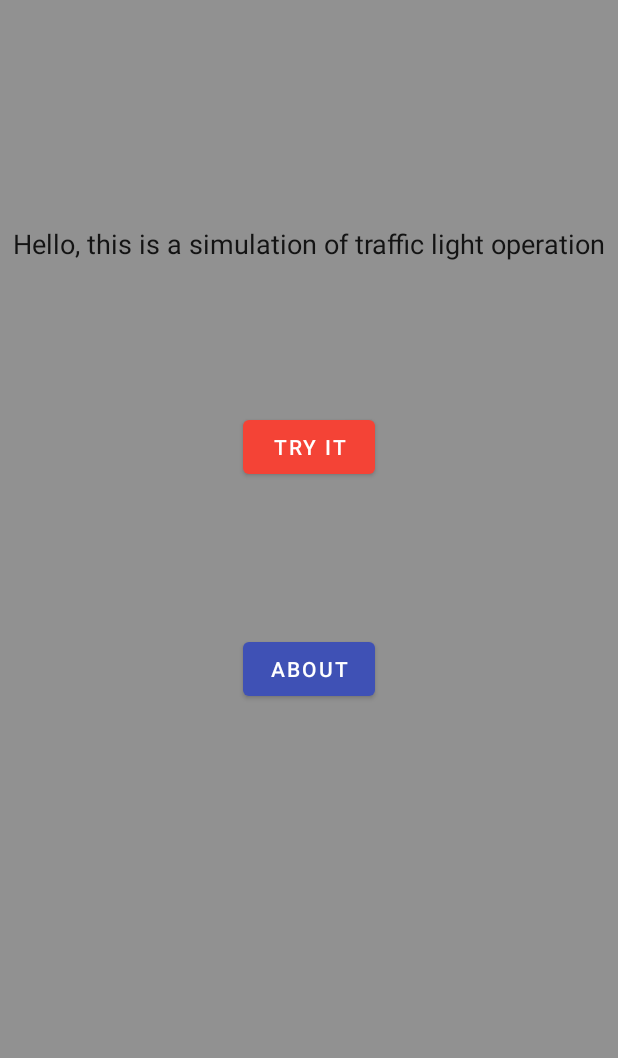
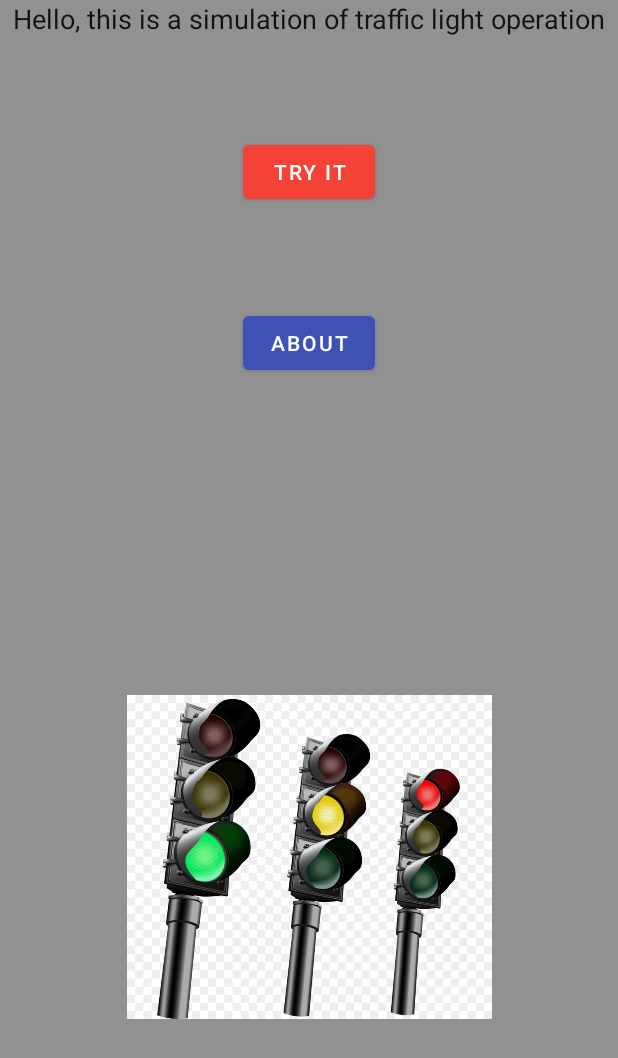
Before and after one commit to zorinivanand/Svetofor-master, an Android app: the layout activity_hello.xml on its own in the app's theme, with its tools: preview values and no code run, on a phone screen of 412 x 824 dp. Shown: the top 1058 px of the screen. Run offline under Robolectric (Android 15) with nearby library versions, the phone set to English and light mode, and no system bars.

Commit message:
add about activity and etc

```diff
--- a/app/src/main/java/ru/zorinivan/svetofor/HelloActivity.java
+++ b/app/src/main/java/ru/zorinivan/svetofor/HelloActivity.java
@@ -17,4 +17,8 @@ public class HelloActivity extends AppCompatActivity {
         Intent intent = new Intent(HelloActivity.this, MainActivity.class);
         startActivity(intent);
     }
+    public void onAboutClick(View view) {
+        Intent intent = new Intent(HelloActivity.this, ActivityAbout.class);
+        startActivity(intent);
+    }
 }
--- a/app/src/main/res/layout/activity_hello.xml
+++ b/app/src/main/res/layout/activity_hello.xml
@@ -11,7 +11,7 @@
         android:id="@+id/buttonTry"
         android:layout_width="wrap_content"
         android:layout_height="wrap_content"
-        android:layout_marginTop="99dp"
+        android:layout_marginTop="66dp"
         android:onClick="onTryClick"
         android:text="TRY IT"
         app:backgroundTint="#F44336"
@@ -23,11 +23,12 @@
         android:id="@+id/buttonAbout"
         android:layout_width="wrap_content"
         android:layout_height="wrap_content"
-        android:layout_marginTop="100dp"
+        android:layout_marginTop="66dp"
+        android:onClick="onAboutClick"
         android:text="About"
         app:backgroundTint="#3F51B5"
         app:layout_constraintEnd_toEndOf="parent"
-        app:layout_constraintHorizontal_bias="0.5"
+        app:layout_constraintHorizontal_bias="0.501"
         app:layout_constraintStart_toStartOf="parent"
         app:layout_constraintTop_toBottomOf="@+id/buttonTry" />
 
@@ -35,7 +36,6 @@
         android:id="@+id/textViewHello"
         android:layout_width="wrap_content"
         android:layout_height="wrap_content"
-        android:layout_marginTop="150dp"
         android:text="Hello, this is a simulation of traffic light operation"
         android:textAppearance="@style/TextAppearance.AppCompat.Body1"
         android:textSize="18sp"
@@ -44,4 +44,15 @@
         app:layout_constraintHorizontal_bias="0.5"
         app:layout_constraintStart_toStartOf="parent"
         app:layout_constraintTop_toTopOf="parent" />
+
+    <ImageView
+        android:id="@+id/imageView"
+        android:layout_width="286dp"
+        android:layout_height="216dp"
+        android:layout_marginTop="66dp"
+        app:layout_constraintBottom_toBottomOf="parent"
+        app:layout_constraintEnd_toEndOf="parent"
+        app:layout_constraintStart_toStartOf="parent"
+        app:layout_constraintTop_toBottomOf="@+id/buttonAbout"
+        app:srcCompat="@drawable/kisspng_traffic_light_photography_illustration_hand_painted_traffic_lights_5a80a0f669f093_3652669015183792544339" />
 </androidx.constraintlayout.widget.ConstraintLayout>
```
Also changed, not shown: app/src/main/AndroidManifest.xml (+10 -2 lines), app/src/main/java/ru/zorinivan/svetofor/ActivityAbout.java (added, +14 -0 lines), app/src/main/res/layout/activity_about.xml (added, +12 -0 lines), app/src/main/res/values/strings.xml (+9 -0 lines), app/src/main/res/drawable/kisspng_traffic_light_photography_illustration_hand_painted_traffic_lights_5a80a0f669f093_3652669015183792544339.jpg (added).
